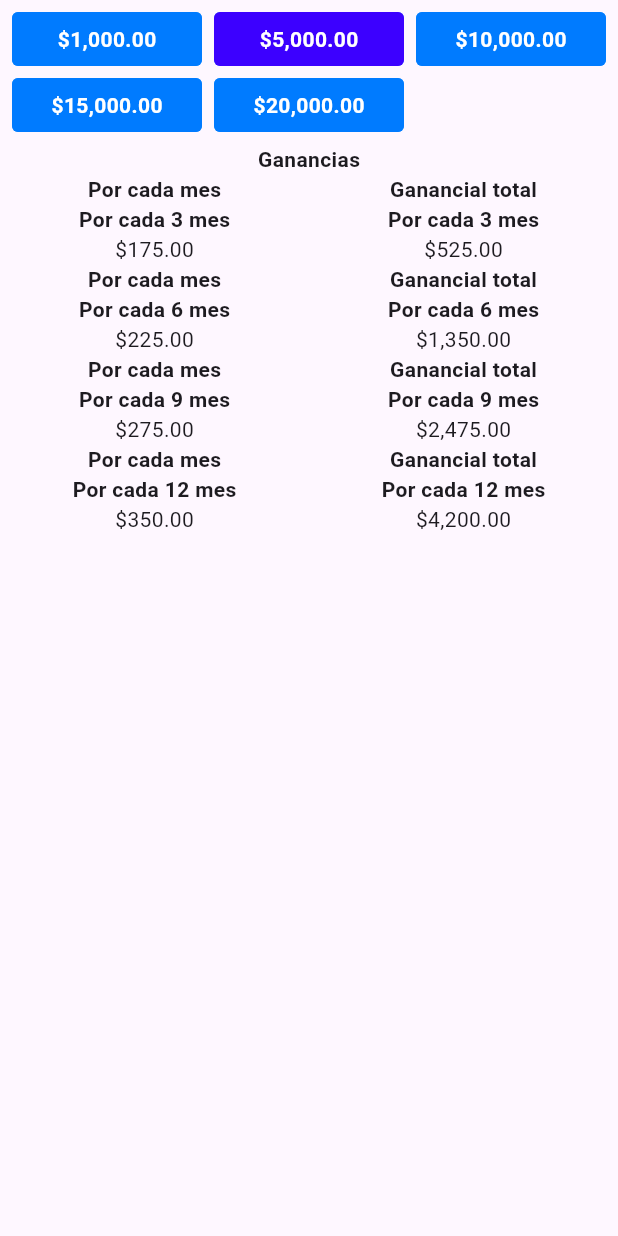
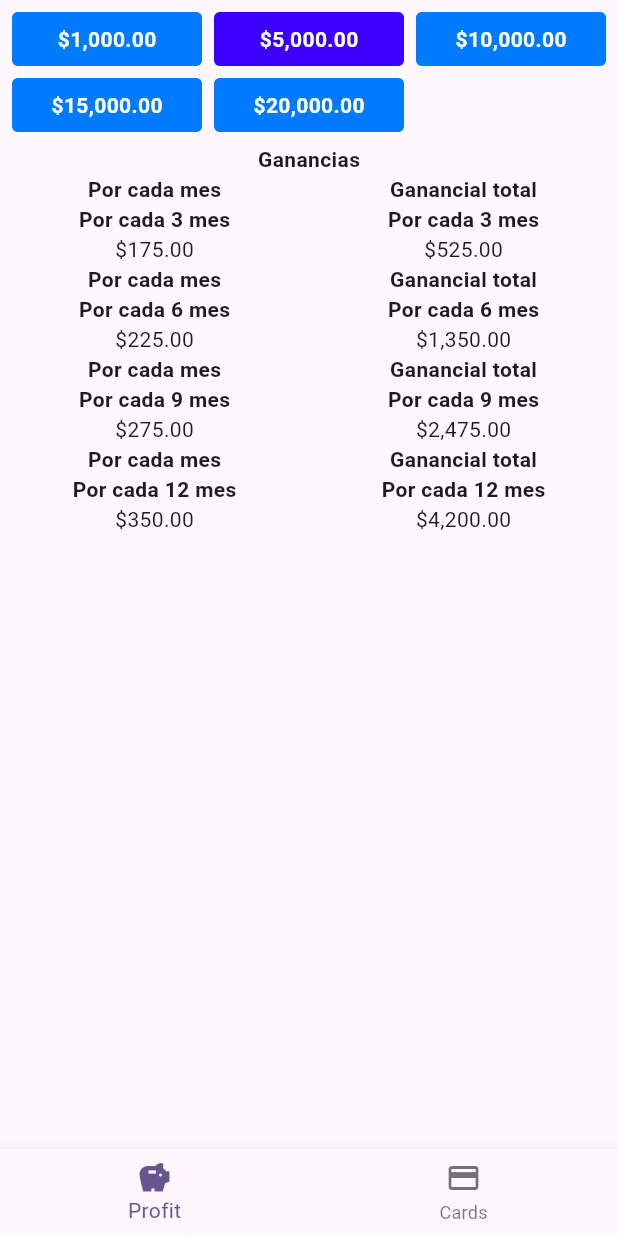
Before and after one commit to Carlos2693/financiera_milenians_app, a Flutter app: the screen it shows after launch, after a tap on an icon or button, on a phone screen of 412 x 824 dp. Run offline on Flutter 3.47's test engine with Material 3 defaults, Android fonts, the phone set to English and light mode, and no system bars; our stand-ins replace equatable, flutter_bloc.

Commit message:
[CB] refactor profit and cards screen

```diff
--- a/lib/config/router/app_router.dart
+++ /dev/null
@@ -1,12 +0,0 @@
-import 'package:go_router/go_router.dart';
-
-import 'package:financiera_milenians_app/presentation/screen/screens.dart';
-
-final appRouter = GoRouter(
-  routes: [
-    GoRoute(
-      path: '/',
-      builder: (context, state) => const HomeScreen(),
-    )
-  ]
-);
--- a/lib/main.dart
+++ b/lib/main.dart
@@ -1,6 +1,7 @@
-import 'package:financiera_milenians_app/config/router/app_router.dart';
+import 'package:financiera_milenians_app/presentation/screen/screens.dart';
+import 'package:flutter/material.dart';
+
 import 'package:financiera_milenians_app/config/theme/app_theme.dart';
-import 'package:flutter/material.dart';
 
 void main() {
   runApp(const MainApp());
@@ -11,10 +12,10 @@ class MainApp extends StatelessWidget {
 
   @override
   Widget build(BuildContext context) {
-    return MaterialApp.router(
-      routerConfig: appRouter,
+    return MaterialApp(
       debugShowCheckedModeBanner: false,
       theme: AppTheme().getTheme(),
+      home: const MainScreen(),
     );
   }
 }
--- /dev/null
+++ b/lib/presentation/screen/cards_screen.dart
@@ -0,0 +1,21 @@
+import 'package:flutter/material.dart';
+
+class CardsScreen extends StatelessWidget {
+  const CardsScreen({super.key});
+
+  @override
+  Widget build(BuildContext context) {
+    return const Scaffold(
+      body: SafeArea(
+        child: Center(
+          child: Column(
+            children: [
+              Text('Cards Screen'),
+              Text('Building...'),
+            ],
+          ),
+        ),
+      ),
+    );
+  }
+}
--- /dev/null
+++ b/lib/presentation/screen/main_screen.dart
@@ -0,0 +1,52 @@
+import 'package:financiera_milenians_app/presentation/screen/screens.dart';
+import 'package:flutter/material.dart';
+
+class MainScreen extends StatefulWidget {
+  static const String nameProfitTab = 'Profit';
+  static const String nameCardsTab = 'Cards';
+
+  const MainScreen({super.key});
+
+  @override
+  State<MainScreen> createState() => _MainScreenState();
+}
+
+class _MainScreenState extends State<MainScreen> {
+  int selectedIndex = 0;
+
+  final Map<String, IconData> mapBottomNavigationData = {
+    MainScreen.nameProfitTab: Icons.savings,
+    MainScreen.nameCardsTab: Icons.credit_card,
+  };
+
+  @override
+  Widget build(BuildContext context) {
+    return Scaffold(
+      body: SafeArea(
+        child: IndexedStack(
+          index: selectedIndex,
+          children: const [
+            ProfitScreen(),
+            CardsScreen(),
+          ],
+        ),
+      ),
+      bottomNavigationBar: BottomNavigationBar(
+        currentIndex: selectedIndex,
+        onTap: (index) {
+          setState(() {
+            selectedIndex = index;
+          });
+        },
+        items: mapBottomNavigationData.entries
+            .map(
+              (entry) => BottomNavigationBarItem(
+                icon: Icon(entry.value),
+                label: entry.key,
+              ),
+            )
+            .toList(),
+      ),
+    );
+  }
+}
--- a/lib/presentation/screen/home_screen.dart
+++ b/lib/presentation/screen/profit_screen.dart
@@ -5,10 +5,10 @@ import 'package:flutter_bloc/flutter_bloc.dart';
 
 import 'package:financiera_milenians_app/config/theme/app_theme.dart';
 import 'package:financiera_milenians_app/presentation/widget/buttons.dart';
-import 'package:financiera_milenians_app/presentation/bloc/bloc/profit_bloc.dart';
+import 'package:financiera_milenians_app/presentation/bloc/profit/profit_bloc.dart';
 
-class HomeScreen extends StatelessWidget {
-  const HomeScreen({super.key});
+class ProfitScreen extends StatelessWidget {
+  const ProfitScreen({super.key});
 
   @override
   Widget build(BuildContext context) {
--- a/lib/presentation/screen/screens.dart
+++ b/lib/presentation/screen/screens.dart
@@ -1 +1,3 @@
-export 'home_screen.dart';
+export 'cards_screen.dart';
+export 'main_screen.dart';
+export 'profit_screen.dart';
--- a/pubspec.yaml
+++ b/pubspec.yaml
@@ -35,7 +35,6 @@ dependencies:
   # The following adds the Cupertino Icons font to your application.
   # Use with the CupertinoIcons class for iOS style icons.
   cupertino_icons: ^1.0.8
-  go_router: ^12.1.1
   equatable: ^2.0.5
   flutter_bloc: ^8.1.3
   intl: ^0.19.0
```
Also changed, not shown: lib/launch_bottom_navigation.dart (added, +82 -0 lines), lib/draw_gridview_dynamic.dart (renamed from lib/main2.dart), lib/presentation/bloc/profit/profit_bloc.dart (renamed from lib/presentation/bloc/bloc/profit_bloc.dart), lib/presentation/bloc/profit/profit_event.dart (renamed from lib/presentation/bloc/bloc/profit_event.dart), lib/presentation/bloc/profit/profit_state.dart (renamed from lib/presentation/bloc/bloc/profit_state.dart).
